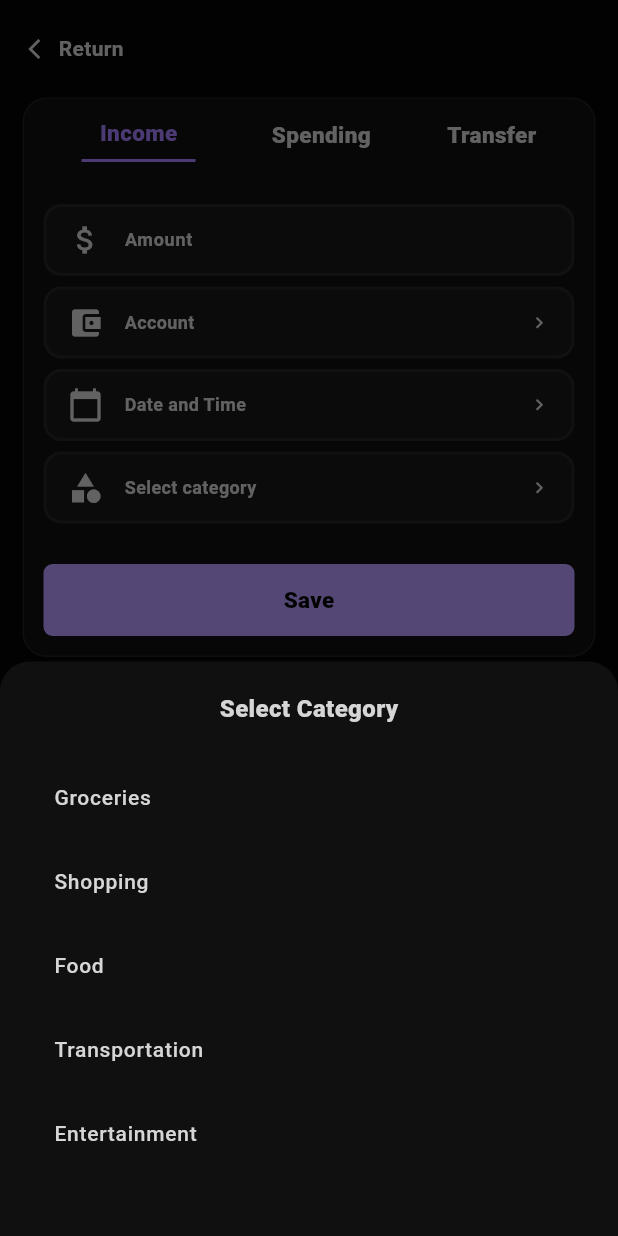
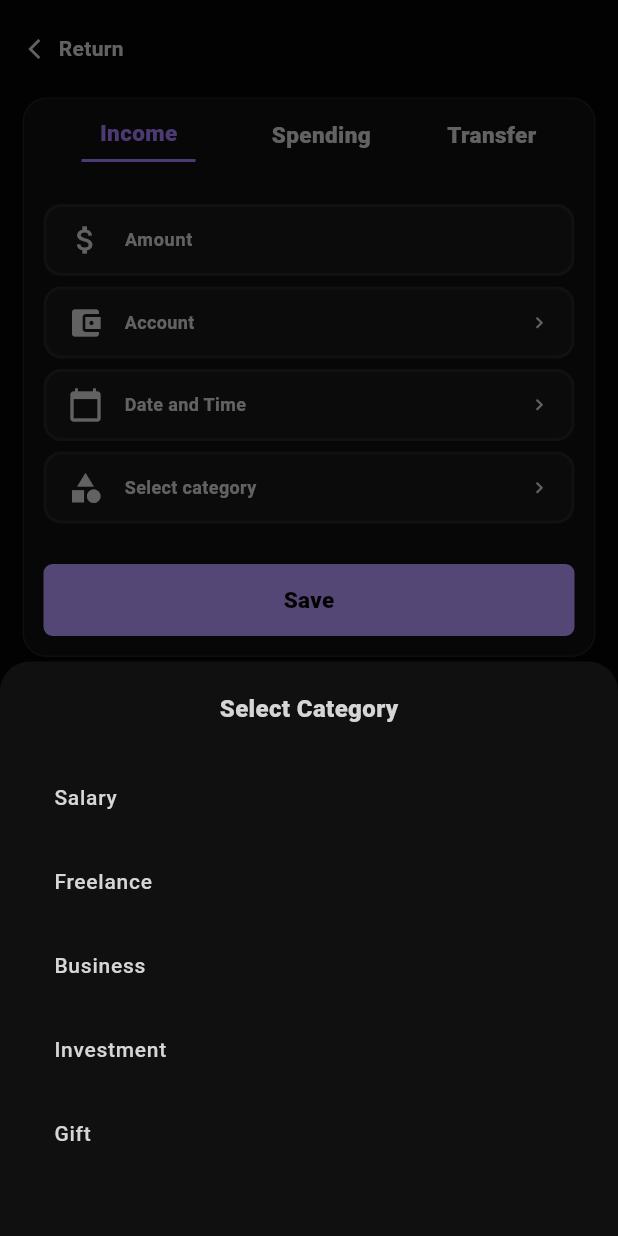
Before and after one commit to nylla8444/sAIveon, a Flutter app: the AddTransactionPage screen opened directly, after a tap on "Select category", on a phone screen of 412 x 824 dp. Run offline on Flutter 3.47's test engine with Material 3 defaults, Android fonts, the phone set to English and light mode, and no system bars; our stand-ins replace connectivity_plus, dio, drift, drift_flutter, equatable, fl_chart and 4 more; accounts and stored records are empty; generated files the repository leaves out were written again; Roboto replaces fonts that are missing (Manrope).

Commit message:
fix(transaction/category): added type specific categories on each type of Transaction (Income, Spend, Transfer)

```diff
--- a/lib/features/transactions/presentation/pages/add_transaction_page.dart
+++ b/lib/features/transactions/presentation/pages/add_transaction_page.dart
@@ -26,18 +26,39 @@ class _AddTransactionPageState extends State<AddTransactionPage> {
   TimeOfDay? _selectedTime;
   String? _selectedCategory;
 
-  // Dynamic accounts come from DB via bottom sheet stream
-  final List<String> _categories = [
-    'Groceries',
-    'Shopping',
-    'Food',
-    'Transportation',
-    'Entertainment',
-    'Bills',
-    'Salary',
-    'Investment',
-    'Other',
-  ];
+  // Categories based on transaction type
+  final Map<TransactionType, List<String>> _categoriesByType = {
+    TransactionType.income: [
+      'Salary',
+      'Freelance',
+      'Business',
+      'Investment',
+      'Gift',
+      'Bonus',
+      'Other Income',
+    ],
+    TransactionType.spending: [
+      'Food & Dining',
+      'Shopping',
+      'Transportation',
+      'Bills & Utilities',
+      'Entertainment',
+      'Healthcare',
+      'Education',
+      'Groceries',
+      'Other Expenses',
+    ],
+    TransactionType.transfer: [
+      'Savings',
+      'Emergency Fund',
+      'Investment Account',
+      'Loan Payment',
+      'Credit Card Payment',
+      'Other Transfer',
+    ],
+  };
+
+  List<String> get _currentCategories => _categoriesByType[_selectedType]!;
 
   @override
   void dispose() {
@@ -599,7 +620,7 @@ class _AddTransactionPageState extends State<AddTransactionPage> {
             SizedBox(
               height: 300,
               child: ListView(
-                children: _categories
+                children: _currentCategories
                     .map(
                       (category) => ListTile(
                         title: Text(
--- a/lib/features/transactions/presentation/pages/edit_transaction_page.dart
+++ b/lib/features/transactions/presentation/pages/edit_transaction_page.dart
@@ -26,17 +26,39 @@ class _EditTransactionPageState extends State<EditTransactionPage> {
   TimeOfDay? _selectedTime;
   String? _selectedCategory;
 
-  final List<String> _categories = [
-    'Groceries',
-    'Shopping',
-    'Food',
-    'Transportation',
-    'Entertainment',
-    'Bills',
-    'Salary',
-    'Investment',
-    'Other',
-  ];
+  // Categories based on transaction type
+  final Map<TransactionType, List<String>> _categoriesByType = {
+    TransactionType.income: [
+      'Salary',
+      'Freelance',
+      'Business',
+      'Investment',
+      'Gift',
+      'Bonus',
+      'Other Income',
+    ],
+    TransactionType.spending: [
+      'Food & Dining',
+      'Shopping',
+      'Transportation',
+      'Bills & Utilities',
+      'Entertainment',
+      'Healthcare',
+      'Education',
+      'Groceries',
+      'Other Expenses',
+    ],
+    TransactionType.transfer: [
+      'Savings',
+      'Emergency Fund',
+      'Investment Account',
+      'Loan Payment',
+      'Credit Card Payment',
+      'Other Transfer',
+    ],
+  };
+
+  List<String> get _currentCategories => _categoriesByType[_selectedType]!;
 
   @override
   void initState() {
@@ -636,7 +658,7 @@ class _EditTransactionPageState extends State<EditTransactionPage> {
             SizedBox(
               height: 300,
               child: ListView(
-                children: _categories
+                children: _currentCategories
                     .map(
                       (category) => ListTile(
                         title: Text(
```
